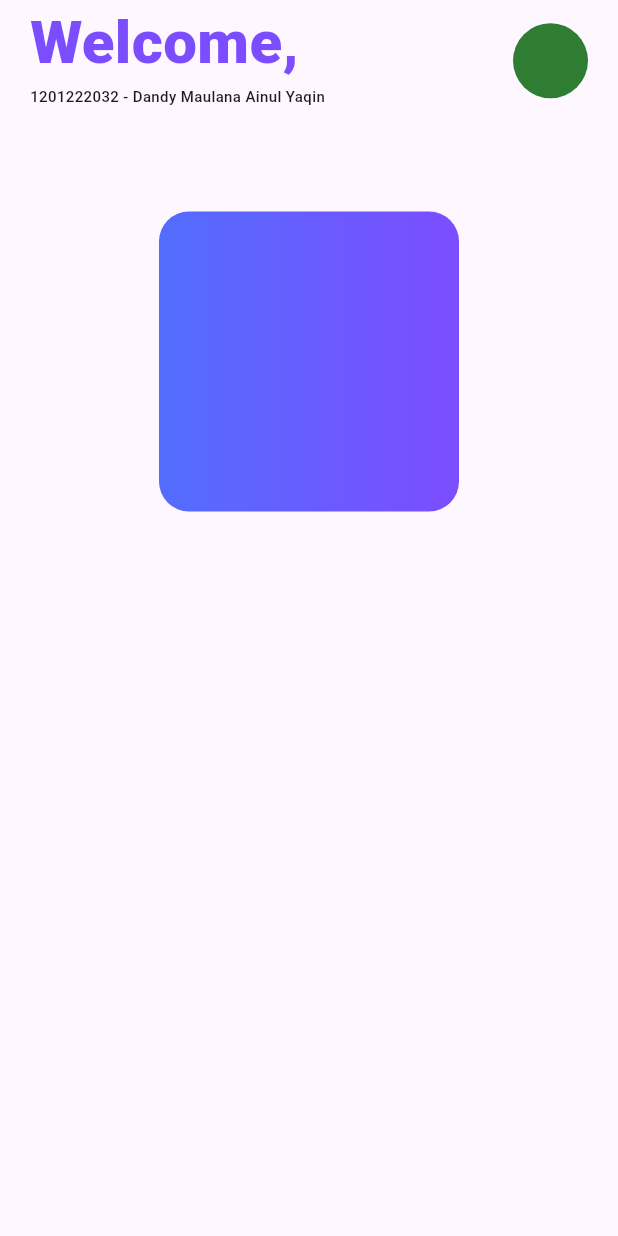
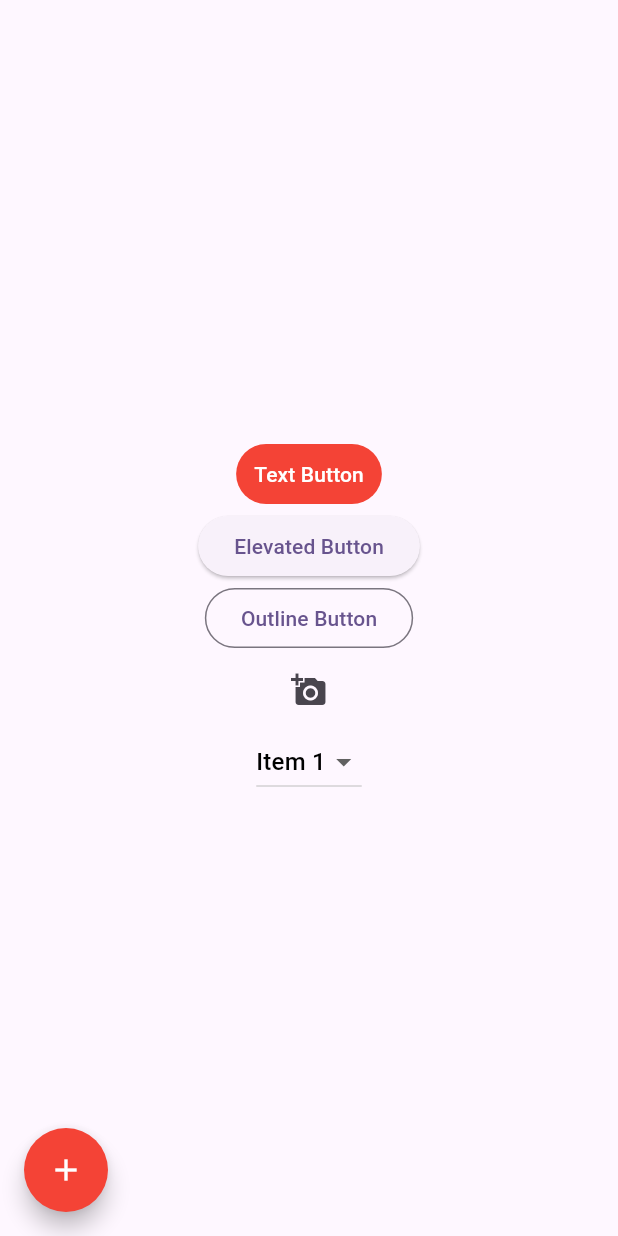
Before and after one commit to DandyMaulana19/learn-flutter, a Flutter app: the screen it shows after launch, on a phone screen of 412 x 824 dp. Run offline on Flutter 3.47's test engine with Material 3 defaults, Android fonts, the phone set to English and light mode, and no system bars.

Commit message:
try Button

```diff
--- /dev/null
+++ b/lib/button_screen.dart
@@ -0,0 +1,75 @@
+// ignore_for_file: prefer_const_constructors
+
+import 'package:flutter/material.dart';
+
+class ButtonScreen extends StatefulWidget {
+  const ButtonScreen({super.key});
+
+  @override
+  State<ButtonScreen> createState() => _ButtonScreenState();
+}
+
+class _ButtonScreenState extends State<ButtonScreen> {
+  String _selectedValue = '1';
+
+  @override
+  Widget build(BuildContext context) {
+    return Scaffold(
+      floatingActionButton: FloatingActionButton(
+        onPressed: () {},
+        backgroundColor: Colors.red,
+        shape: CircleBorder(),
+        child: Icon(
+          Icons.add,
+          color: Colors.white,
+        ),
+      ),
+      floatingActionButtonLocation: FloatingActionButtonLocation.startFloat,
+      body: Center(
+          child: Column(
+        mainAxisAlignment: MainAxisAlignment.center,
+        children: [
+          TextButton(
+              style: TextButton.styleFrom(backgroundColor: Colors.red),
+              onPressed: () {},
+              child: Text(
+                'Text Button',
+                style: TextStyle(color: Colors.white),
+              )),
+          ElevatedButton(
+              onPressed: () {}, child: const Text('Elevated Button')),
+          OutlinedButton(onPressed: () {}, child: const Text('Outline Button')),
+          IconButton(onPressed: () {}, icon: const Icon(Icons.add_a_photo)),
+          DropdownButton<String>(
+              value: _selectedValue,
+              dropdownColor: Colors.redAccent,
+              items: const [
+                DropdownMenuItem(
+                    value: '1',
+                    child: Text(
+                      'Item 1',
+                      style: TextStyle(color: Colors.black),
+                    )),
+                DropdownMenuItem(
+                    value: '2',
+                    child: Text(
+                      'Item 2',
+                      style: TextStyle(color: Colors.black),
+                    )),
+                DropdownMenuItem(
+                    value: '3',
+                    child: Text(
+                      'Item 3',
+                      style: TextStyle(color: Colors.black),
+                    ))
+              ],
+              onChanged: (value) {
+                setState(() {
+                  _selectedValue = value!;
+                });
+              })
+        ],
+      )),
+    );
+  }
+}
--- a/lib/main.dart
+++ b/lib/main.dart
@@ -1,4 +1,5 @@
 import 'package:flutter/material.dart';
+import 'package:try_flutter/button_screen.dart';
 import 'package:try_flutter/tugaslayout.dart';
 
 void main() {
@@ -34,7 +35,8 @@ class MyApp extends StatelessWidget {
       ),
       // home: Dandy_1201222032(),
       // home: const Layout2(),
-      home: const Tugaslayout(),
+      // home: const Tugaslayout(),
+      home: const ButtonScreen(),
     );
   }
 }
```
